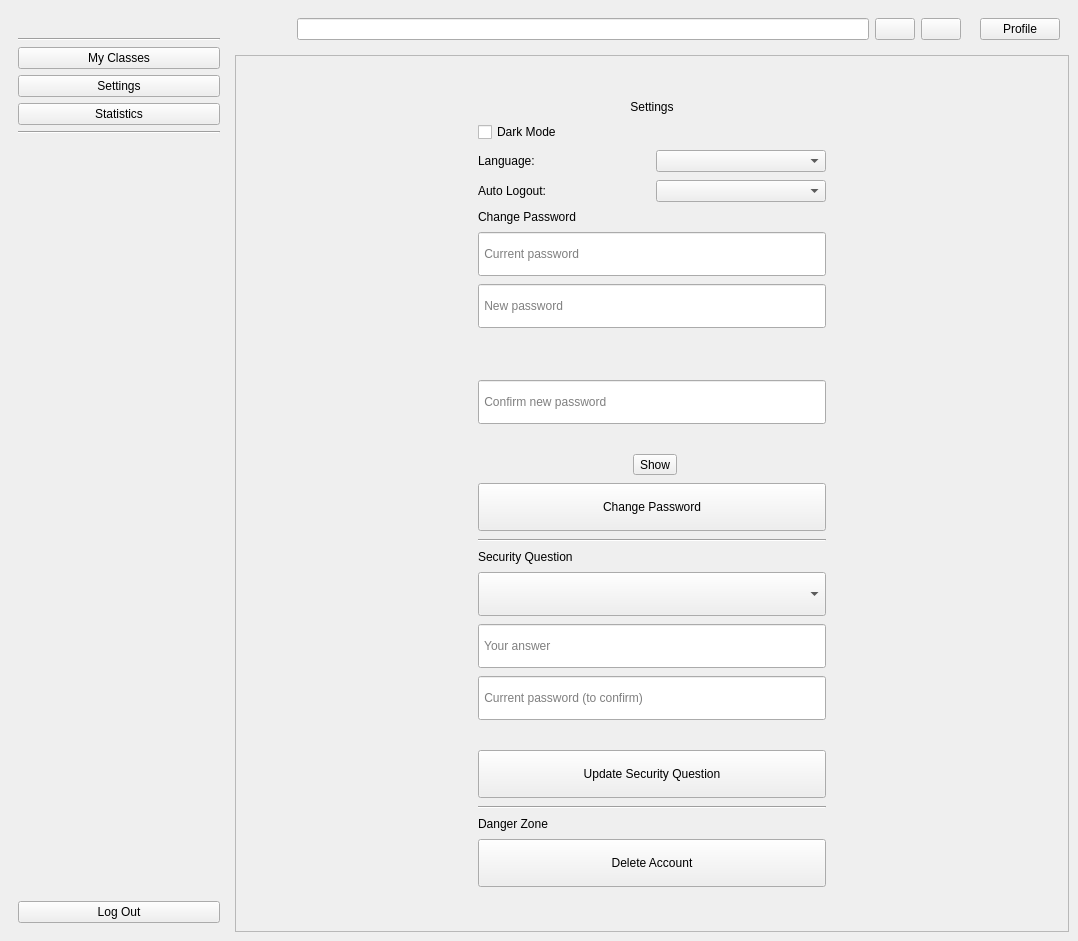
Before: the Qt Designer form ui/main_window.ui in imndllnuri/students-attendance-app, drawn with Qt 5.
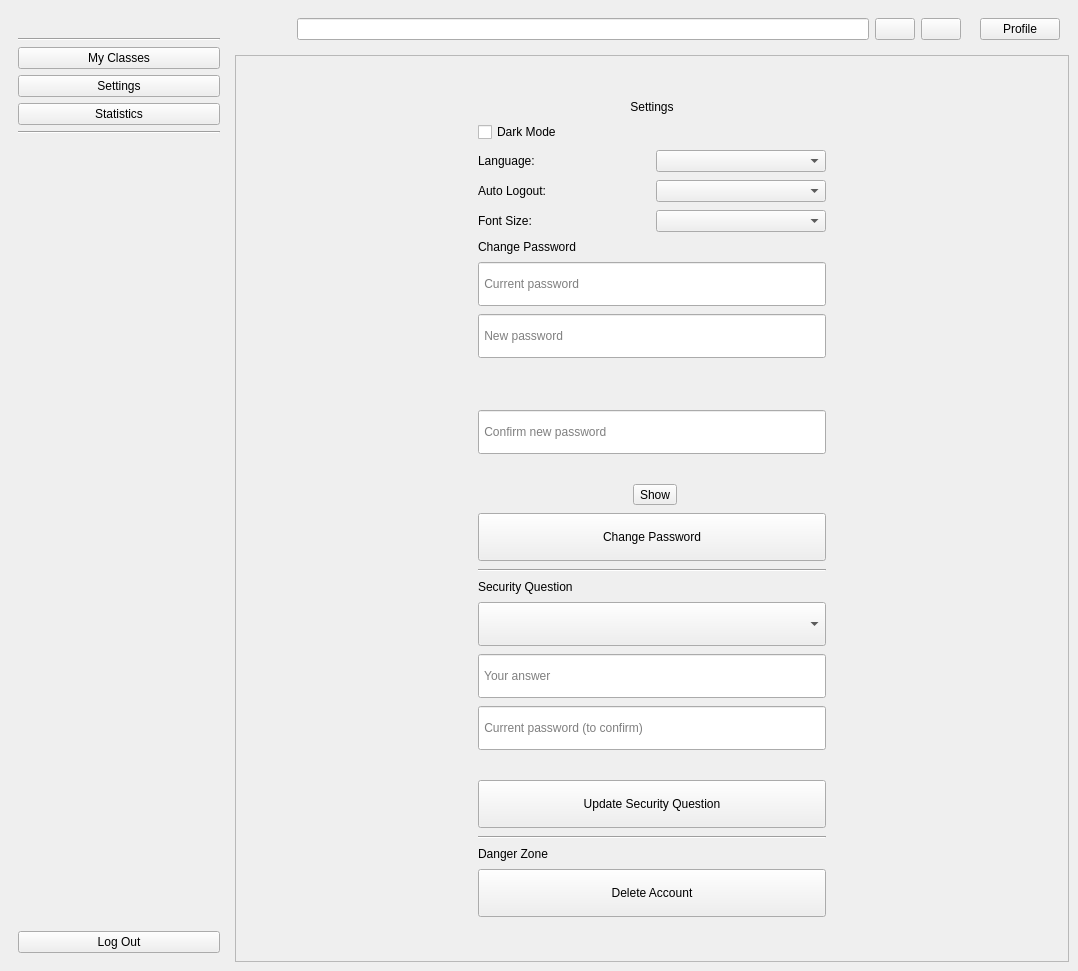
After: the same form once the commit is applied. The open tabs and pages were chosen to show the change. Icons and pictures are not drawn.

Commit message:
#35: Font size / accessibility scaling
Adds a "Font Size" dropdown in Settings (Small/Normal/Large/Extra
Large) that scales the app-wide default font point size live via
QApplication.setFont(); preference persists to .font_scale_preference
and applies on next launch too via main.py.

```diff
--- a/ui/main_window.ui
+++ b/ui/main_window.ui
@@ -316,6 +316,18 @@
                  </item>
                 </layout>
                </item>
+               <item>
+                <layout class="QHBoxLayout" name="font_scale_row">
+                 <item>
+                  <widget class="QLabel" name="font_scale_lbl">
+                   <property name="text"><string>Font Size:</string></property>
+                  </widget>
+                 </item>
+                 <item>
+                  <widget class="QComboBox" name="font_scale_combo"/>
+                 </item>
+                </layout>
+               </item>
                <item>
                 <widget class="QLabel" name="change_password_section_lbl">
                  <property name="text"><string>Change Password</string></property>
```
The commit also changes 7 other files.
